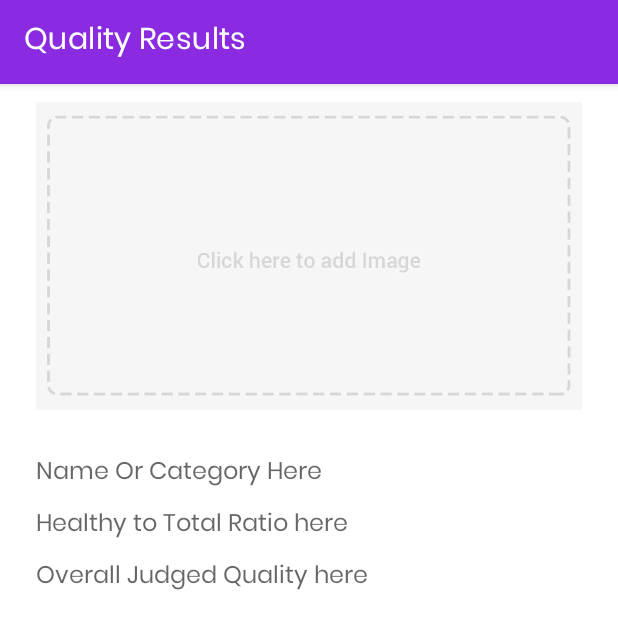
After one commit to shivamkumard107/KisanSeva2, an Android app: the QualityTestResultActivity screen opened directly, with no data from a screen before it, on a phone screen of 412 x 824 dp. The commit adds this screen. Shown: the top 629 px of the screen. Run offline under Robolectric (Android 15) with nearby library versions, the phone set to English and light mode, and no system bars.

Commit message:
quality of testing

```diff
--- a/app/src/main/AndroidManifest.xml
+++ b/app/src/main/AndroidManifest.xml
@@ -13,7 +13,11 @@
         android:roundIcon="@drawable/app_icon"
         android:supportsRtl="true"
         android:theme="@style/AppTheme">
-        <activity android:name=".activities.LogisticsInfoActivity" />
+        <activity android:name=".activities.QualityTestResultActivity"
+            android:label="Quality Results"/>
+        <activity
+            android:name=".activities.LogisticsInfoActivity"
+            android:label="Logistics Solution" />
         <activity android:name=".activities.OrdersInfoActivity" />
         <activity
             android:name=".activities.InventoryItemDetailsActivity"
--- /dev/null
+++ b/app/src/main/java/com/uttarakhand/kisanseva2/activities/QualityTestResultActivity.kt
@@ -0,0 +1,13 @@
+package com.uttarakhand.kisanseva2.activities
+
+import androidx.appcompat.app.AppCompatActivity
+import android.os.Bundle
+import com.uttarakhand.kisanseva2.R
+
+class QualityTestResultActivity : AppCompatActivity() {
+    override fun onCreate(savedInstanceState: Bundle?) {
+        super.onCreate(savedInstanceState)
+        setContentView(R.layout.activity_quality_test_result)
+
+    }
+}
--- a/app/src/main/java/com/uttarakhand/kisanseva2/fragments/QualityTesting.kt
+++ b/app/src/main/java/com/uttarakhand/kisanseva2/fragments/QualityTesting.kt
@@ -4,6 +4,7 @@ import android.annotation.SuppressLint
 import android.app.Activity
 import android.content.Intent
 import android.os.Bundle
+import android.os.Handler
 import android.util.Log
 import android.view.LayoutInflater
 import android.view.View
@@ -12,6 +13,7 @@ import android.widget.*
 import android.widget.AdapterView.OnItemSelectedListener
 import androidx.fragment.app.Fragment
 import com.uttarakhand.kisanseva2.R
+import com.uttarakhand.kisanseva2.activities.QualityTestResultActivity
 import kotlinx.android.synthetic.main.fragment_quality_testing.*
 import kotlinx.android.synthetic.main.fragment_quality_testing.view.*
 
@@ -68,6 +70,14 @@ class QualityTesting : Fragment(), OnItemSelectedListener {
         } else {
             tvMessage.setTextColor(resources.getColor(R.color.green_light))
             tvMessage.text = "Uploading... Please wait!"
+            pb_testing.visibility = View.VISIBLE
+            submitPost.visibility = View.GONE
+            val handler = Handler()
+            handler.postDelayed({
+                pb_testing.visibility = View.GONE
+                submitPost.visibility = View.VISIBLE
+                startActivity(Intent(context, QualityTestResultActivity::class.java))
+            }, 3000)
         }
     }
 
--- /dev/null
+++ b/app/src/main/res/layout/activity_quality_test_result.xml
@@ -0,0 +1,154 @@
+<?xml version="1.0" encoding="utf-8"?>
+
+<androidx.coordinatorlayout.widget.CoordinatorLayout xmlns:android="http://schemas.android.com/apk/res/android"
+    xmlns:app="http://schemas.android.com/apk/res-auto"
+    xmlns:tools="http://schemas.android.com/tools"
+    android:layout_width="match_parent"
+    android:layout_height="match_parent">
+
+
+    <com.google.android.material.appbar.AppBarLayout
+        android:id="@+id/app_bar_layout"
+        android:layout_width="match_parent"
+        android:layout_height="wrap_content"
+        android:background="@android:color/white"
+        android:fitsSystemWindows="true"
+        app:layout_constraintEnd_toEndOf="parent"
+        app:layout_constraintStart_toStartOf="parent"
+        app:layout_constraintTop_toTopOf="parent">
+
+        <com.google.android.material.appbar.CollapsingToolbarLayout
+            android:id="@+id/collapsing_toolbar"
+            android:layout_width="match_parent"
+            android:layout_height="wrap_content"
+            android:fitsSystemWindows="true"
+            app:contentScrim="@android:color/white"
+            app:expandedTitleTextAppearance="@android:color/transparent"
+            app:layout_scrollFlags="scroll|exitUntilCollapsed">
+
+            <RelativeLayout
+                android:layout_width="match_parent"
+                android:layout_height="wrap_content"
+                android:layout_gravity="center"
+                android:gravity="center">
+
+                <ImageView
+                    android:id="@+id/item_image"
+                    android:layout_width="wrap_content"
+                    android:layout_height="220dp"
+                    android:layout_marginStart="24dp"
+                    android:layout_marginEnd="24dp"
+                    android:layout_marginTop="10dp"
+                    android:scaleType="centerInside"
+                    android:layout_centerInParent="true"
+                    android:src="@drawable/add_btn" />
+
+                <LinearLayout
+                    android:id="@+id/ml"
+                    android:layout_width="wrap_content"
+                    android:layout_height="wrap_content"
+                    android:layout_centerInParent="true"
+                    android:orientation="vertical"
+                    android:visibility="gone">
+
+                    <ProgressBar
+                        android:id="@+id/pbAnalyseML"
+                        android:layout_width="wrap_content"
+                        android:layout_height="wrap_content"
+                        android:layout_gravity="center" />
+
+                    <TextView
+                        android:id="@+id/tvAnalyse"
+                        android:layout_width="wrap_content"
+                        android:layout_height="wrap_content"
+                        android:layout_gravity="center"
+                        android:text="Analysing Quality..."
+                        android:textColor="@android:color/holo_red_dark" />
+                </LinearLayout>
+            </RelativeLayout>
+
+            <androidx.appcompat.widget.Toolbar
+                android:id="@+id/toolbar"
+                android:layout_width="match_parent"
+                android:layout_height="?attr/actionBarSize"
+                android:title="Add Item In Inventory"
+                app:layout_collapseMode="pin"
+                app:popupTheme="@style/ThemeOverlay.AppCompat.Light"
+                tools:ignore="HardcodedText" />
+        </com.google.android.material.appbar.CollapsingToolbarLayout>
+    </com.google.android.material.appbar.AppBarLayout>
+
+    <androidx.core.widget.NestedScrollView
+        android:layout_width="match_parent"
+        android:layout_height="match_parent"
+        android:clipToPadding="false"
+        app:layout_behavior="@string/appbar_scrolling_view_behavior">
+
+
+        <androidx.constraintlayout.widget.ConstraintLayout
+            android:layout_width="match_parent"
+            android:layout_height="wrap_content"
+            android:background="?android:windowBackground">
+
+
+            <TextView
+                android:id="@+id/tvName"
+                style="@style/Widget.MaterialComponents.TextInputLayout.OutlinedBox.Dense"
+                android:layout_width="0dp"
+                android:layout_height="wrap_content"
+                android:layout_marginStart="24dp"
+                android:layout_marginTop="16dp"
+                android:layout_marginEnd="24dp"
+                android:hint="Name Or Category Here"
+                android:textSize="16sp"
+                app:endIconMode="custom"
+                app:layout_constraintEnd_toEndOf="parent"
+                app:layout_constraintStart_toStartOf="parent"
+                app:layout_constraintTop_toTopOf="parent"
+                app:startIconTintMode="screen" />
+
+            <TextView
+                android:id="@+id/tvRatio"
+                style="@style/Widget.MaterialComponents.TextInputLayout.OutlinedBox.Dense"
+                android:layout_width="0dp"
+                android:layout_height="wrap_content"
+                android:layout_marginStart="24dp"
+                android:layout_marginTop="8dp"
+                android:layout_marginEnd="24dp"
+                android:hint="Healthy to Total Ratio here"
+                android:textSize="16sp"
+                app:endIconMode="custom"
+                app:layout_constraintEnd_toEndOf="parent"
+                app:layout_constraintStart_toStartOf="parent"
+                app:layout_constraintTop_toBottomOf="@id/tvName"
+                app:startIconTintMode="screen" />
+
+            <TextView
+                android:id="@+id/tvQuality"
+                style="@style/Widget.MaterialComponents.TextInputLayout.OutlinedBox.Dense"
+                android:layout_width="0dp"
+                android:layout_height="wrap_content"
+                android:layout_marginStart="24dp"
+                android:layout_marginTop="8dp"
+                android:layout_marginEnd="24dp"
+                android:hint="Overall Judged Quality here"
+                android:textSize="16sp"
+                app:endIconMode="custom"
+                app:layout_constraintEnd_toEndOf="parent"
+                app:layout_constraintStart_toStartOf="parent"
+                app:layout_constraintTop_toBottomOf="@id/tvRatio"
+                app:startIconTintMode="screen" />
+
+            <androidx.recyclerview.widget.RecyclerView
+                android:id="@+id/rvPrevResults"
+                android:layout_width="match_parent"
+                android:layout_height="wrap_content"
+                android:layout_marginTop="16dp"
+                app:layout_constraintBottom_toBottomOf="parent"
+                app:layout_constraintEnd_toEndOf="parent"
+                app:layout_constraintStart_toStartOf="parent"
+                app:layout_constraintTop_toBottomOf="@id/tvQuality" />
+        </androidx.constraintlayout.widget.ConstraintLayout>
+
+    </androidx.core.widget.NestedScrollView>
+</androidx.coordinatorlayout.widget.CoordinatorLayout>
--- a/app/src/main/res/layout/fragment_quality_testing.xml
+++ b/app/src/main/res/layout/fragment_quality_testing.xml
@@ -74,9 +74,12 @@
         android:textStyle="bold" />
 
     <ProgressBar
-        android:id="@+id/pb"
+        android:id="@+id/pb_testing"
         android:layout_width="wrap_content"
         android:layout_height="wrap_content"
         android:layout_gravity="center"
-        android:visibility="gone" />
+        android:layout_centerHorizontal="true"
+        android:layout_alignParentBottom="true"
+        android:visibility="gone"
+        android:layout_marginBottom="10dp"/>
 </RelativeLayout>
--- a/app/src/main/res/layout/log_info_row.xml
+++ b/app/src/main/res/layout/log_info_row.xml
@@ -68,6 +68,15 @@
                     app:layout_constraintTop_toBottomOf="@+id/textView3" />
             </androidx.constraintlayout.widget.ConstraintLayout>
 
+            <View
+                android:layout_width="match_parent"
+                android:layout_height="1dp"
+                android:layout_marginEnd="8dp"
+                android:layout_marginStart="8dp"
+                android:background="@android:color/darker_gray"
+                app:layout_constraintBottom_toBottomOf="@+id/expandableLayout"
+                app:layout_constraintEnd_toEndOf="parent"
+                app:layout_constraintStart_toStartOf="parent" />
         </androidx.constraintlayout.widget.ConstraintLayout>
     </androidx.cardview.widget.CardView>
 </LinearLayout>
```
